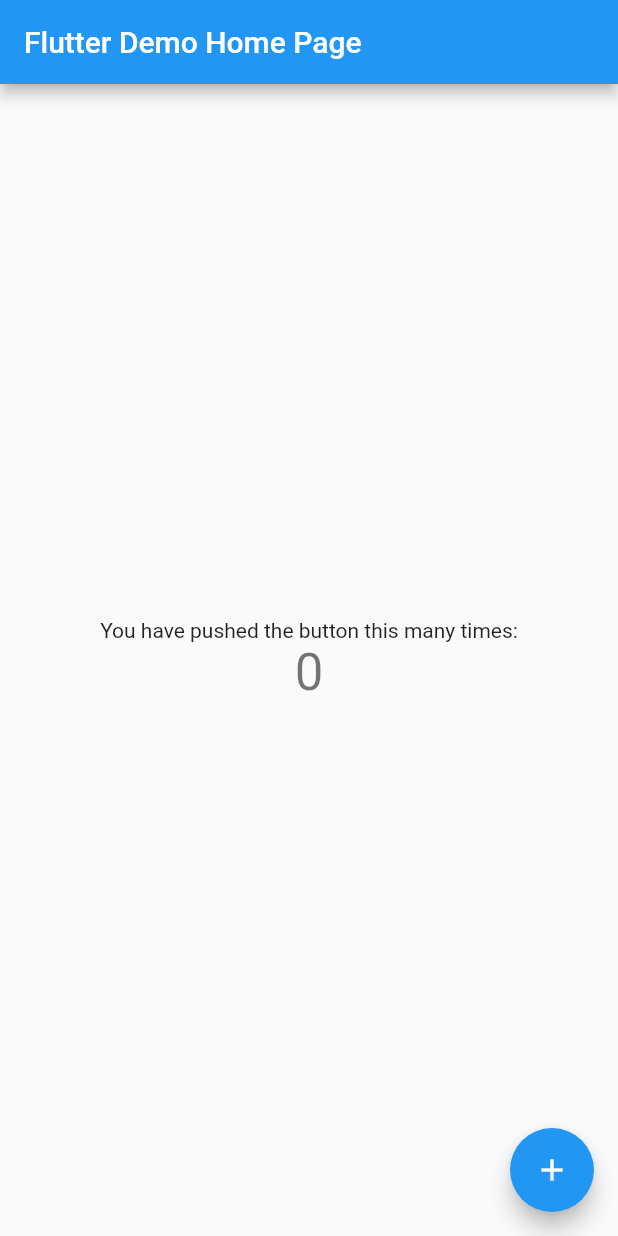
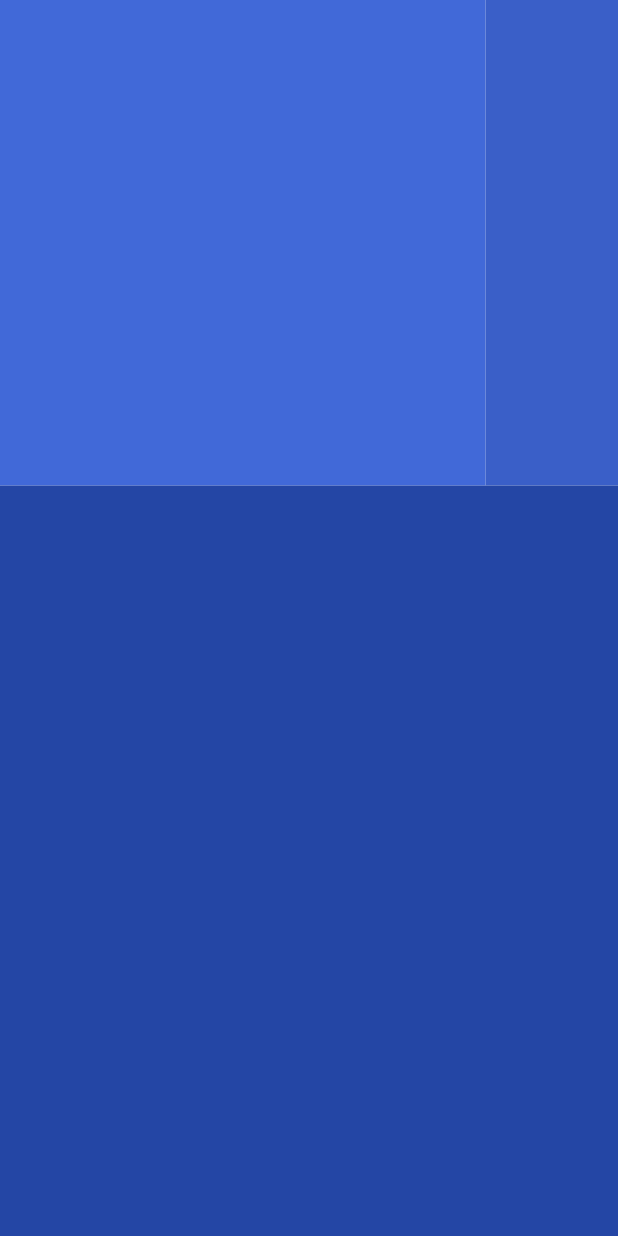
Before and after one commit to rm344672/plataform_channel_game, a Flutter app: the screen it shows after launch, on a phone screen of 412 x 824 dp. Run offline on Flutter 3.47's test engine with Material 2 defaults, Android fonts, the phone set to English and light mode, and no system bars; our stand-ins replace flutter_screenutil.

```diff
--- /dev/null
+++ b/lib/constants/colors.dart
@@ -0,0 +1,7 @@
+import 'package:flutter/material.dart';
+
+Color colorLightBlue1 = const Color.fromARGB(255, 65, 105, 216);
+Color colorMediumBlue2 = const Color.fromARGB(255, 58, 95, 200);
+Color colorDarkBlue3 = const Color.fromARGB(255, 36, 70, 165);
+Color colorBlueText = const Color.fromARGB(255, 39, 72, 167);
+Color colorOrange = const Color.fromARGB(255, 250, 157, 133);
--- a/lib/main.dart
+++ b/lib/main.dart
@@ -1,4 +1,5 @@
 import 'package:flutter/material.dart';
+import 'package:plataform_channel_game/screens/game.dart';
 
 void main() {
   runApp(const MyApp());
@@ -13,103 +14,9 @@ class MyApp extends StatelessWidget {
     return MaterialApp(
       title: 'Flutter Demo',
       theme: ThemeData(
-        // This is the theme of your application.
-        //
-        // Try running your application with "flutter run". You'll see the
-        // application has a blue toolbar. Then, without quitting the app, try
-        // changing the primarySwatch below to Colors.green and then invoke
-        // "hot reload" (press "r" in the console where you ran "flutter run",
-        // or simply save your changes to "hot reload" in a Flutter IDE).
-        // Notice that the counter didn't reset back to zero; the application
-        // is not restarted.
         primarySwatch: Colors.blue,
       ),
-      home: const MyHomePage(title: 'Flutter Demo Home Page'),
+      home: const GameWidget()
     );
   }
 }
-
-class MyHomePage extends StatefulWidget {
-  const MyHomePage({Key? key, required this.title}) : super(key: key);
-
-  // This widget is the home page of your application. It is stateful, meaning
-  // that it has a State object (defined below) that contains fields that affect
-  // how it looks.
-
-  // This class is the configuration for the state. It holds the values (in this
-  // case the title) provided by the parent (in this case the App widget) and
-  // used by the build method of the State. Fields in a Widget subclass are
-  // always marked "final".
-
-  final String title;
-
-  @override
-  State<MyHomePage> createState() => _MyHomePageState();
-}
-
-class _MyHomePageState extends State<MyHomePage> {
-  int _counter = 0;
-
-  void _incrementCounter() {
-    setState(() {
-      // This call to setState tells the Flutter framework that something has
-      // changed in this State, which causes it to rerun the build method below
-      // so that the display can reflect the updated values. If we changed
-      // _counter without calling setState(), then the build method would not be
-      // called again, and so nothing would appear to happen.
-      _counter++;
-    });
-  }
-
-  @override
-  Widget build(BuildContext context) {
-    // This method is rerun every time setState is called, for instance as done
-    // by the _incrementCounter method above.
-    //
-    // The Flutter framework has been optimized to make rerunning build methods
-    // fast, so that you can just rebuild anything that needs updating rather
-    // than having to individually change instances of widgets.
-    return Scaffold(
-      appBar: AppBar(
-        // Here we take the value from the MyHomePage object that was created by
-        // the App.build method, and use it to set our appbar title.
-        title: Text(widget.title),
-      ),
-      body: Center(
-        // Center is a layout widget. It takes a single child and positions it
-        // in the middle of the parent.
-        child: Column(
-          // Column is also a layout widget. It takes a list of children and
-          // arranges them vertically. By default, it sizes itself to fit its
-          // children horizontally, and tries to be as tall as its parent.
-          //
-          // Invoke "debug painting" (press "p" in the console, choose the
-          // "Toggle Debug Paint" action from the Flutter Inspector in Android
-          // Studio, or the "Toggle Debug Paint" command in Visual Studio Code)
-          // to see the wireframe for each widget.
-          //
-          // Column has various properties to control how it sizes itself and
-          // how it positions its children. Here we use mainAxisAlignment to
-          // center the children vertically; the main axis here is the vertical
-          // axis because Columns are vertical (the cross axis would be
-          // horizontal).
-          mainAxisAlignment: MainAxisAlignment.center,
-          children: <Widget>[
-            const Text(
-              'You have pushed the button this many times:',
-            ),
-            Text(
-              '$_counter',
-              style: Theme.of(context).textTheme.headline4,
-            ),
-          ],
-        ),
-      ),
-      floatingActionButton: FloatingActionButton(
-        onPressed: _incrementCounter,
-        tooltip: 'Increment',
-        child: const Icon(Icons.add),
-      ), // This trailing comma makes auto-formatting nicer for build methods.
-    );
-  }
-}
--- /dev/null
+++ b/lib/models/message.dart
@@ -0,0 +1,8 @@
+class ExchangeMessage{
+
+  final String user;
+  final int x;
+  final int y;
+
+  ExchangeMessage(this.user, this.x, this.y);
+}
--- /dev/null
+++ b/lib/screens/game.dart
@@ -0,0 +1,49 @@
+import 'package:flutter/material.dart';
+import 'package:flutter_screenutil/flutter_screenutil.dart';
+import 'package:plataform_channel_game/constants/colors.dart';
+
+class GameWidget extends StatefulWidget {
+  const GameWidget({Key? key}) : super(key: key);
+
+  @override
+  State<GameWidget> createState() => _GameWidgetState();
+}
+
+class _GameWidgetState extends State<GameWidget> {
+  @override
+  Widget build(BuildContext context) {
+    ScreenUtil.init(context, designSize: const Size(700, 1400));
+
+    return Scaffold(
+      body: SingleChildScrollView(
+        child: Stack(
+          children: [
+            Column(
+              children: [
+                Row(
+                  children: [
+                    Container(
+                      width: ScreenUtil().setWidth(550),
+                      height: ScreenUtil().setHeight(550),
+                      color: colorLightBlue1,
+                    ),
+                    Container(
+                      width: ScreenUtil().setWidth(150),
+                      height: ScreenUtil().setHeight(550),
+                      color: colorMediumBlue2,
+                    )
+                  ],
+                ),
+                Container(
+                  width: ScreenUtil().setWidth(700),
+                  height: ScreenUtil().setHeight(850),
+                  color: colorDarkBlue3,
+                ),
+              ],
+            )
+          ],
+        ),
+      ),
+    );
+  }
+}
```
Also changed, not shown: pubspec.yaml (+2 -36 lines), pubspec.lock.
